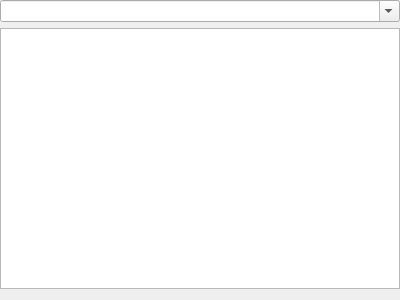
Above: src/ui/AuthorEdit.ui from mvaldenegro/KResearch before the change. Below: the same form after it.
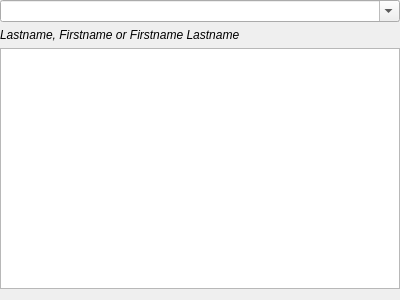
That is the form after the change. Custom widgets are drawn as their Qt base class.

Commit message: Allow for name normalization

```diff
--- a/src/ui/AuthorEdit.ui
+++ b/src/ui/AuthorEdit.ui
@@ -25,6 +25,9 @@
    </property>
    <item row="0" column="0">
     <layout class="QGridLayout" name="gridLayout">
+     <item row="2" column="0">
+      <widget class="QListWidget" name="authorList"/>
+     </item>
      <item row="0" column="0">
       <widget class="KComboBox" name="authorComboBox">
        <property name="editable">
@@ -36,7 +39,11 @@
       </widget>
      </item>
      <item row="1" column="0">
-      <widget class="QListWidget" name="authorList"/>
+      <widget class="QLabel" name="label">
+       <property name="text">
+        <string>&lt;html&gt;&lt;head/&gt;&lt;body&gt;&lt;p&gt;&lt;span style=&quot; font-style:italic;&quot;&gt;Lastname, Firstname or Firstname Lastname&lt;/span&gt;&lt;/p&gt;&lt;/body&gt;&lt;/html&gt;</string>
+       </property>
+      </widget>
      </item>
     </layout>
    </item>
```
The commit also changes 2 other files.
